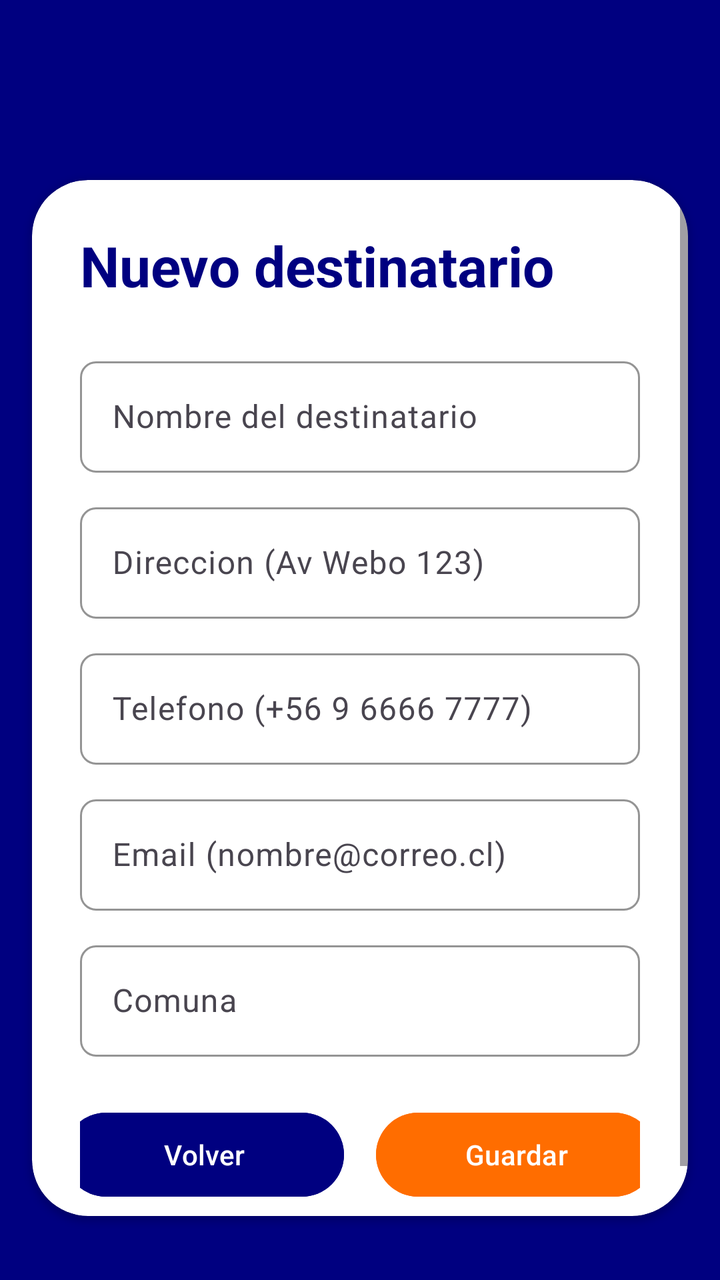
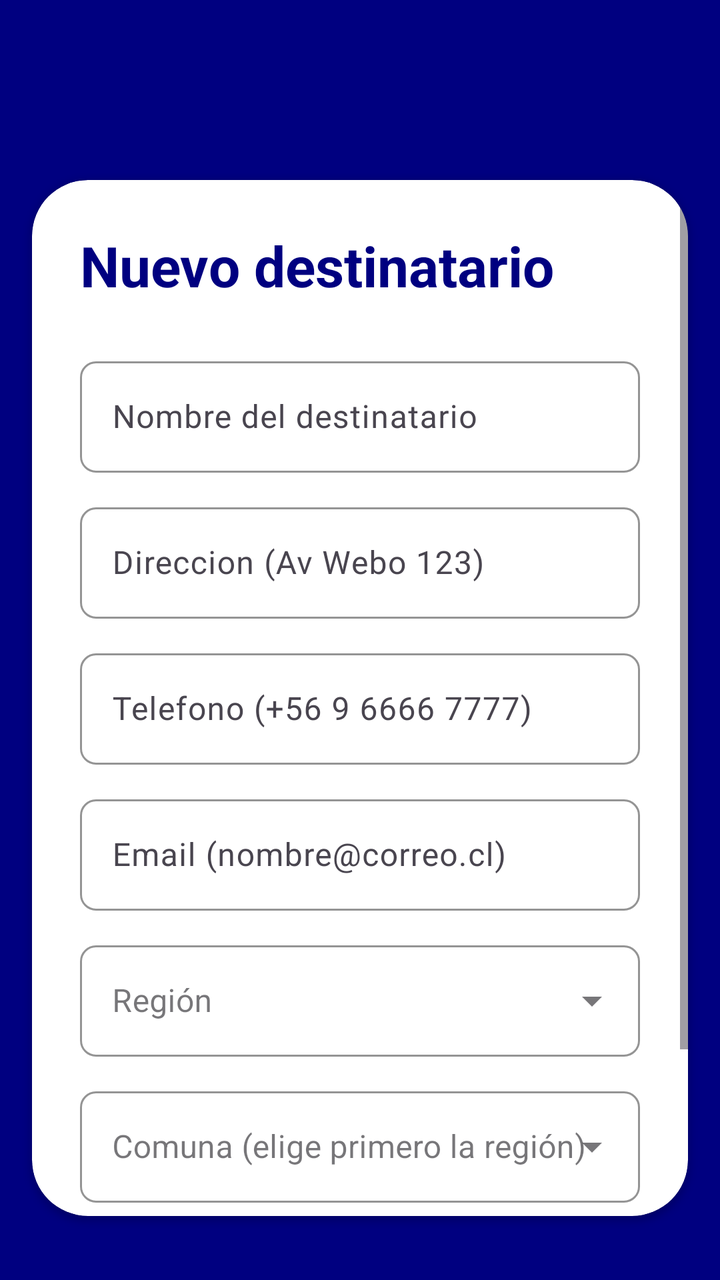

The first picture is an Android layout as it rendered before a commit; the second is the same layout after the commit. The layout source and the unified diff follow.
<!-- AndroidManifest.xml: application theme Theme.GestionEquipaje -->
<!-- res/layout/activity_agregar_destinatario.xml -->
<?xml version="1.0" encoding="utf-8"?>
<androidx.constraintlayout.widget.ConstraintLayout xmlns:android="http://schemas.android.com/apk/res/android"
    xmlns:app="http://schemas.android.com/apk/res-auto"
    xmlns:tools="http://schemas.android.com/tools"
    android:id="@+id/main"
    android:layout_width="match_parent"
    android:layout_height="match_parent"
    tools:context=".Destinatario.AgregarDestinatario">

    <RelativeLayout
        android:layout_width="match_parent"
        android:layout_height="match_parent"
        android:background="@color/color_primario"
        app:layout_constraintBottom_toBottomOf="parent"
        app:layout_constraintEnd_toEndOf="parent"
        app:layout_constraintStart_toStartOf="parent"
        app:layout_constraintTop_toTopOf="parent">

        <androidx.cardview.widget.CardView
            android:layout_width="match_parent"
            android:layout_height="580dp"
            android:layout_marginStart="16dp"
            android:layout_marginTop="90dp"
            android:layout_marginEnd="16dp"
            android:layout_marginBottom="32dp"
            android:backgroundTint="@color/white"
            app:cardCornerRadius="28dp">

            <ScrollView
                android:layout_width="match_parent"
                android:layout_height="match_parent">

                <LinearLayout
                    android:layout_width="match_parent"
                    android:layout_height="wrap_content"
                    android:orientation="vertical"
                    android:padding="24dp">

                    <TextView
                        android:id="@+id/txtTituloLogIn"
                        android:layout_width="wrap_content"
                        android:layout_height="wrap_content"
                        android:text="Nuevo destinatario"
                        android:textColor="@color/color_primario"
                        android:textSize="28sp"
                        android:textStyle="bold" />

                    <com.google.android.material.textfield.TextInputLayout
                        android:layout_width="match_parent"
                        android:layout_height="wrap_content"
                        android:layout_marginTop="24dp"
                        android:hint="Nombre del destinatario"
                        app:boxBackgroundMode="outline"
                        app:boxCornerRadiusBottomEnd="8dp"
                        app:boxCornerRadiusBottomStart="8dp"
                        app:boxCornerRadiusTopEnd="8dp"
                        app:boxCornerRadiusTopStart="8dp"
                        app:boxStrokeColor="@color/color_primario"
                        app:hintTextColor="@color/color_primario">

                        <com.google.android.material.textfield.TextInputEditText
                            android:id="@+id/edNombreDestinatario"
                            android:layout_width="match_parent"
                            android:layout_height="wrap_content"
                            android:inputType="text" />
                    </com.google.android.material.textfield.TextInputLayout>

                    <com.google.android.material.textfield.TextInputLayout
                        android:layout_width="match_parent"
                        android:layout_height="wrap_content"
                        android:layout_marginTop="12dp"
                        android:hint="Direccion (Av Webo 123)"
                        app:boxBackgroundMode="outline"
                        app:boxCornerRadiusBottomEnd="8dp"
                        app:boxCornerRadiusBottomStart="8dp"
                        app:boxCornerRadiusTopEnd="8dp"
                        app:boxCornerRadiusTopStart="8dp"
                        app:boxStrokeColor="@color/color_primario"
                        app:hintTextColor="@color/color_primario">

                        <com.google.android.material.textfield.TextInputEditText
                            android:id="@+id/edDireccionDestinatario"
                            android:layout_width="match_parent"
                            android:layout_height="wrap_content"
                            android:inputType="text" />
                    </com.google.android.material.textfield.TextInputLayout>

                    <com.google.android.material.textfield.TextInputLayout
                        android:layout_width="match_parent"
                        android:layout_height="wrap_content"
                        android:layout_marginTop="12dp"
                        android:hint="Telefono (+56 9 6666 7777)"
                        app:boxBackgroundMode="outline"
                        app:boxCornerRadiusBottomEnd="8dp"
                        app:boxCornerRadiusBottomStart="8dp"
                        app:boxCornerRadiusTopEnd="8dp"
                        app:boxCornerRadiusTopStart="8dp"
                        app:boxStrokeColor="@color/color_primario"
                        app:hintTextColor="@color/color_primario">

                        <com.google.android.material.textfield.TextInputEditText
                            android:id="@+id/edTelefonoDestinatario"
                            android:layout_width="match_parent"
                            android:layout_height="wrap_content"
                            android:maxLength="18"
                            android:inputType="phone" />
                    </com.google.android.material.textfield.TextInputLayout>

                    <com.google.android.material.textfield.TextInputLayout
                        android:layout_width="match_parent"
                        android:layout_height="wrap_content"
                        android:layout_marginTop="12dp"
                        android:hint="Email (nombre@correo.cl)"
                        app:boxBackgroundMode="outline"
                        app:boxCornerRadiusBottomEnd="8dp"
                        app:boxCornerRadiusBottomStart="8dp"
                        app:boxCornerRadiusTopEnd="8dp"
                        app:boxCornerRadiusTopStart="8dp"
                        app:boxStrokeColor="@color/color_primario"
                        app:hintTextColor="@color/color_primario">

                        <com.google.android.material.textfield.TextInputEditText
                            android:id="@+id/edEmailDestinatario"
                            android:layout_width="match_parent"
                            android:layout_height="wrap_content"
                            android:inputType="textEmailAddress" />
                    </com.google.android.material.textfield.TextInputLayout>

                    <com.google.android.material.textfield.TextInputLayout
                        android:layout_width="match_parent"
                        android:layout_height="wrap_content"
                        android:layout_marginTop="12dp"
                        android:hint="Comuna"
                        app:boxBackgroundMode="outline"
                        app:boxCornerRadiusBottomEnd="8dp"
                        app:boxCornerRadiusBottomStart="8dp"
                        app:boxCornerRadiusTopEnd="8dp"
                        app:boxCornerRadiusTopStart="8dp"
                        app:boxStrokeColor="@color/color_primario"
                        app:hintTextColor="@color/color_primario">

                        <com.google.android.material.textfield.TextInputEditText
                            android:id="@+id/edComunaDestinatario"
                            android:layout_width="match_parent"
                            android:layout_height="wrap_content"
                            android:inputType="textCapWords" />
                    </com.google.android.material.textfield.TextInputLayout>

                    <ProgressBar
                        android:id="@+id/progresoDestinatario"
                        style="?android:attr/progressBarStyleHorizontal"
                        android:layout_width="match_parent"
                        android:layout_height="wrap_content"
                        android:layout_marginTop="16dp"
                        android:indeterminate="true"
                        android:visibility="gone" />

                    <LinearLayout
                        android:layout_width="match_parent"
                        android:layout_height="wrap_content"
                        android:layout_marginTop="16dp"
                        android:gravity="center"
                        android:orientation="horizontal">

                        <Button
                            android:id="@+id/btnVolverMenuDestinatario"
                            android:layout_width="140dp"
                            android:layout_height="50dp"
                            android:layout_margin="8dp"
                            android:backgroundTint="@color/color_primario"
                            android:text="Volver" />

                        <Button
                            android:id="@+id/btnGuardarDestinatario"
                            android:layout_width="140dp"
                            android:layout_height="50dp"
                            android:layout_margin="8dp"
                            android:backgroundTint="#FF6D00"
                            android:text="Guardar" />
                    </LinearLayout>

                </LinearLayout>
            </ScrollView>
        </androidx.cardview.widget.CardView>
    </RelativeLayout>
</androidx.constraintlayout.widget.ConstraintLayout>
<!-- resources referenced by this layout -->
<resources>
  <color name="color_primario">#000080</color>
  <color name="white">#FFFFFFFF</color>
  <style name="Theme.GestionEquipaje" parent="Base.Theme.GestionEquipaje" />
  <style name="Base.Theme.GestionEquipaje" parent="Theme.Material3.DayNight.NoActionBar">
          
          <item name="colorPrimary">@color/color_primario</item>
          <item name="colorSecondary">@color/color_secundario</item>
      </style>
  <color name="color_secundario">#D48043</color>
</resources>

<!-- the commit's change to res/layout/activity_agregar_destinatario.xml (unified diff, before → after) -->
@@ -127,23 +127,45 @@
                     </com.google.android.material.textfield.TextInputLayout>
 
                     <com.google.android.material.textfield.TextInputLayout
-                        android:layout_width="match_parent"
-                        android:layout_height="wrap_content"
-                        android:layout_marginTop="12dp"
-                        android:hint="Comuna"
-                        app:boxBackgroundMode="outline"
-                        app:boxCornerRadiusBottomEnd="8dp"
-                        app:boxCornerRadiusBottomStart="8dp"
-                        app:boxCornerRadiusTopEnd="8dp"
-                        app:boxCornerRadiusTopStart="8dp"
-                        app:boxStrokeColor="@color/color_primario"
-                        app:hintTextColor="@color/color_primario">
-
-                        <com.google.android.material.textfield.TextInputEditText
+                        style="@style/Widget.MaterialComponents.TextInputLayout.OutlinedBox.ExposedDropdownMenu"
+                        android:layout_width="match_parent"
+                        android:layout_height="wrap_content"
+                        android:layout_marginTop="12dp"
+                        android:hint="Región"
+                        app:boxBackgroundMode="outline"
+                        app:boxCornerRadiusBottomEnd="8dp"
+                        app:boxCornerRadiusBottomStart="8dp"
+                        app:boxCornerRadiusTopEnd="8dp"
+                        app:boxCornerRadiusTopStart="8dp"
+                        app:boxStrokeColor="@color/color_primario"
+                        app:hintTextColor="@color/color_primario">
+
+                        <AutoCompleteTextView
+                            android:id="@+id/edRegionDestinatario"
+                            android:layout_width="match_parent"
+                            android:layout_height="wrap_content"
+                            android:inputType="none" />
+                    </com.google.android.material.textfield.TextInputLayout>
+
+                    <com.google.android.material.textfield.TextInputLayout
+                        style="@style/Widget.MaterialComponents.TextInputLayout.OutlinedBox.ExposedDropdownMenu"
+                        android:layout_width="match_parent"
+                        android:layout_height="wrap_content"
+                        android:layout_marginTop="12dp"
+                        android:hint="Comuna (elige primero la región)"
+                        app:boxBackgroundMode="outline"
+                        app:boxCornerRadiusBottomEnd="8dp"
+                        app:boxCornerRadiusBottomStart="8dp"
+                        app:boxCornerRadiusTopEnd="8dp"
+                        app:boxCornerRadiusTopStart="8dp"
+                        app:boxStrokeColor="@color/color_primario"
+                        app:hintTextColor="@color/color_primario">
+
+                        <AutoCompleteTextView
                             android:id="@+id/edComunaDestinatario"
                             android:layout_width="match_parent"
                             android:layout_height="wrap_content"
-                            android:inputType="textCapWords" />
+                            android:inputType="none" />
                     </com.google.android.material.textfield.TextInputLayout>
 
                     <ProgressBar
